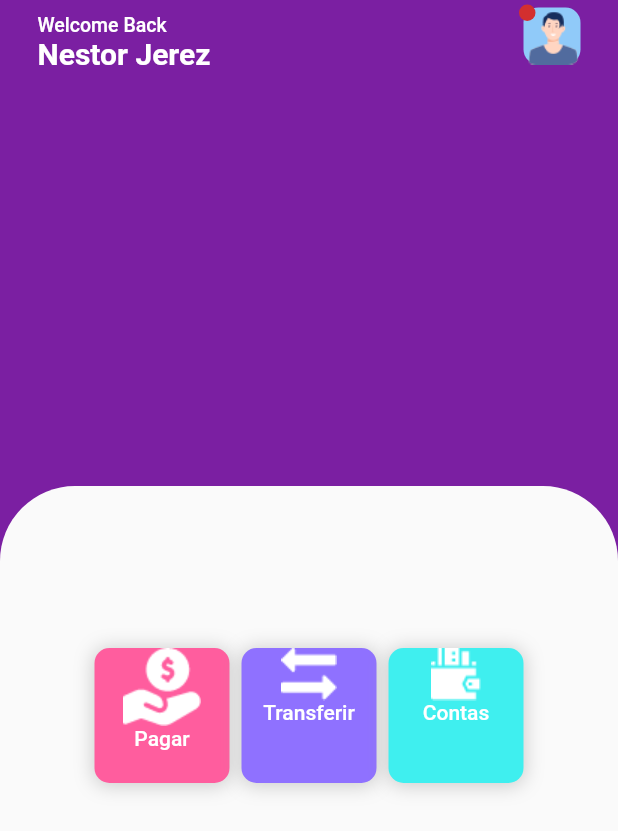
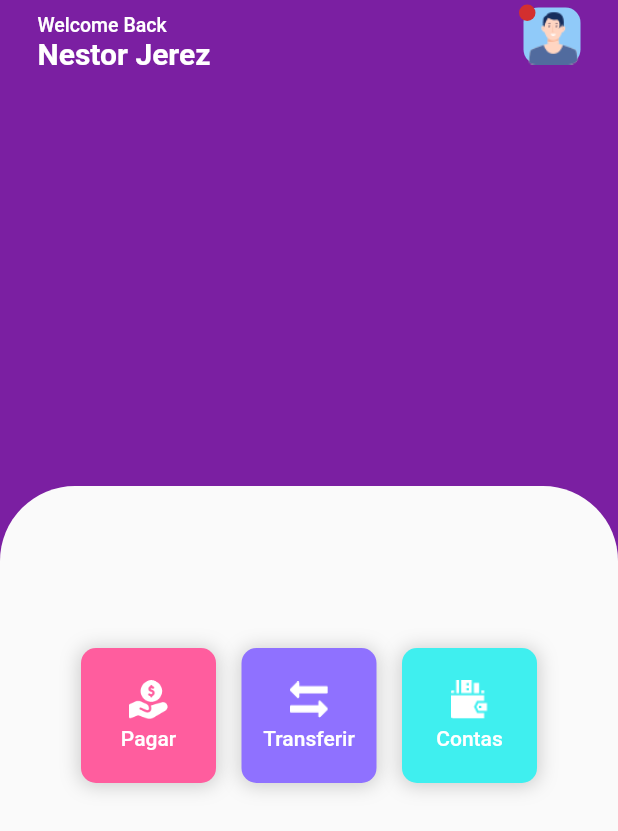
Before and after one commit to derek-alves/Bank-Wallet-Flutter, a Flutter app: the screen it shows after launch, on a phone screen of 412 x 824 dp. Shown: the top 831 px of the screen. Run offline on Flutter 3.47's test engine with Material 2 defaults, Android fonts, the phone set to English and light mode, and no system bars.

Commit message:
fix layout botoes

```diff
--- a/lib/components/ButtonBig.dart
+++ b/lib/components/ButtonBig.dart
@@ -13,11 +13,21 @@ class ButtonBig extends StatelessWidget {
     return Container(
       width: 90,
       height: 90,
+      margin: EdgeInsets.only(
+        right: 4.5,
+        left: 4.5,
+      ),
       child: FlatButton(
         onPressed: () {},
         child: Column(
+          mainAxisAlignment: MainAxisAlignment.center,
           children: [
             Container(
+              width: 25.82,
+              height: 25.82,
+              margin: EdgeInsets.only(
+                bottom: 5,
+              ),
               child: Image.asset(imagePath),
             ),
             Text(
```
